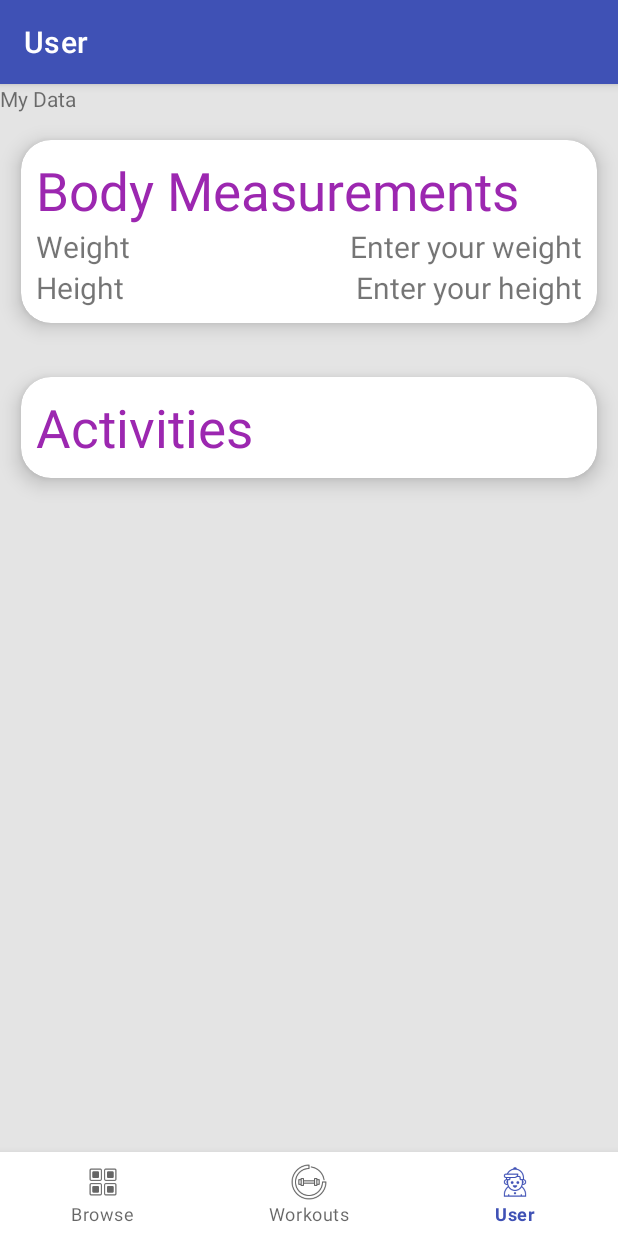
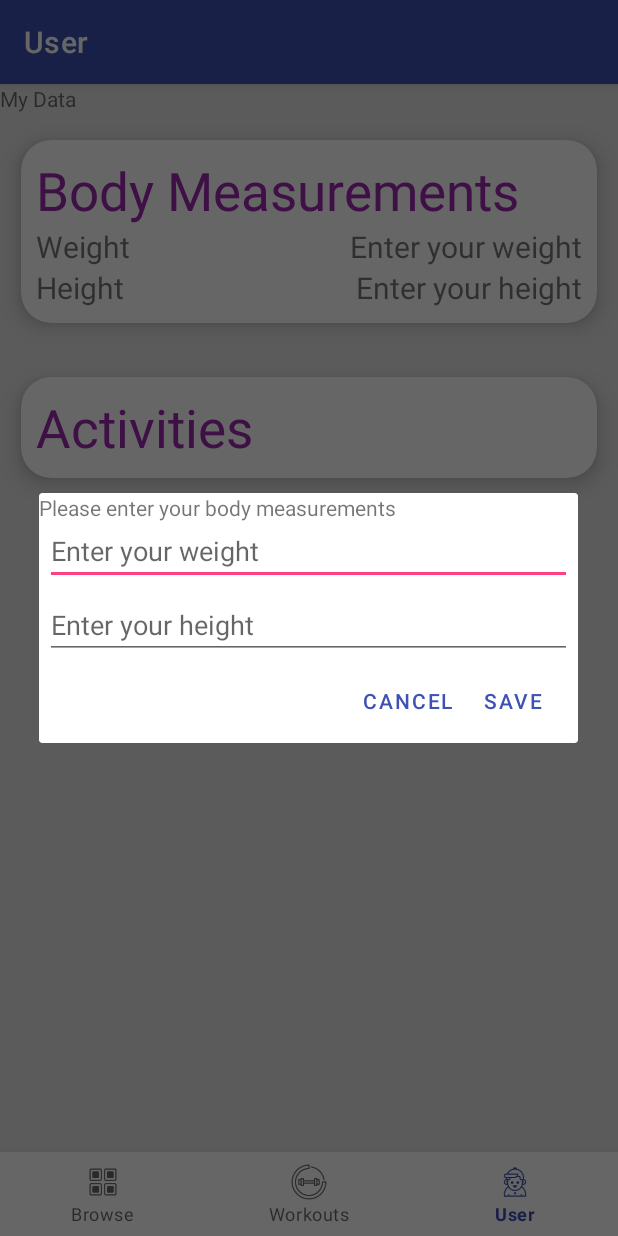
Before and after one commit to Bryce-59/workout-tracker-app, an Android app: the UserFragment screen opened through its navigation route, on a phone screen of 412 x 824 dp. Run offline under Robolectric (Android 15) with nearby library versions, the phone set to English and light mode, and no system bars; our stand-ins replace navigation-ui.

Commit message:
added measurement prompt dialog on empty user data

```diff
--- /dev/null
+++ b/app/src/main/java/com/example/android/finalproject/ui/MeasurementDialog.kt
@@ -0,0 +1,27 @@
+package com.example.android.finalproject.ui
+
+import android.app.AlertDialog
+import android.app.Dialog
+import android.content.DialogInterface
+import android.os.Bundle
+import androidx.fragment.app.DialogFragment
+import com.example.android.finalproject.R
+
+class MeasurementDialog: DialogFragment() {
+    override fun onCreateDialog(savedInstanceState: Bundle?): Dialog {
+        return activity?.let {
+            val builder = AlertDialog.Builder(it)
+            val inflater = requireActivity().layoutInflater
+            builder
+                .setView(inflater.inflate(R.layout.dialog_measurement_data, null))
+                .setPositiveButton("Save") { dialog, id ->
+
+                }
+                .setNegativeButton("Cancel") { _, _ ->
+                    dialog?.cancel()
+                }
+
+            builder.create()
+        } ?: throw IllegalStateException("Activity cannot be null")
+    }
+}
--- a/app/src/main/java/com/example/android/finalproject/ui/UserFragment.kt
+++ b/app/src/main/java/com/example/android/finalproject/ui/UserFragment.kt
@@ -41,17 +41,20 @@ class UserFragment : Fragment() {
                 "user Data is empty",
                 Toast.LENGTH_LONG
             ).show()
-            return
-        }
-        userViewModel.userData.observe(viewLifecycleOwner) {
-            user = it
-            bindUser()
+            val dialog = MeasurementDialog()
+            dialog.show(childFragmentManager, "MeasurementDialog")
+        }else {
+            userViewModel.userData.observe(viewLifecycleOwner) {
+                user = it
+                bindUser()
+            }
         }
     }
 
     private fun bindUser() {
         binding.apply {
-
+            heightValue.text = user.height
+            weightValue.text = user.weight.toString()
         }
     }
 }
--- /dev/null
+++ b/app/src/main/res/layout/dialog_measurement_data.xml
@@ -0,0 +1,42 @@
+<?xml version="1.0" encoding="utf-8"?>
+<androidx.constraintlayout.widget.ConstraintLayout xmlns:android="http://schemas.android.com/apk/res/android"
+    android:layout_width="match_parent"
+    android:layout_height="match_parent"
+    xmlns:app="http://schemas.android.com/apk/res-auto">
+
+    <TextView
+        android:id="@+id/dialog_label"
+        android:layout_height="wrap_content"
+        android:layout_width="match_parent"
+        android:text="Please enter your body measurements"
+        app:layout_constraintTop_toTopOf="parent"
+        app:layout_constraintStart_toStartOf="parent"/>
+
+    <EditText
+        android:id="@+id/user_weight"
+        android:inputType="textEmailAddress"
+        android:layout_width="match_parent"
+        android:layout_height="wrap_content"
+        android:layout_marginTop="16dp"
+        android:layout_marginLeft="4dp"
+        android:layout_marginRight="4dp"
+        android:layout_marginBottom="4dp"
+        android:hint="Enter your weight"
+        app:layout_constraintTop_toTopOf="@id/dialog_label"
+        app:layout_constraintStart_toStartOf="parent"/>
+
+    <EditText
+        android:id="@+id/password"
+        android:inputType="textPassword"
+        android:layout_width="match_parent"
+        android:layout_height="wrap_content"
+        android:layout_marginTop="4dp"
+        android:layout_marginLeft="4dp"
+        android:layout_marginRight="4dp"
+        android:layout_marginBottom="16dp"
+        android:fontFamily="sans-serif"
+        android:hint="Enter your height"
+        app:layout_constraintTop_toBottomOf="@+id/user_weight"/>
+
+
+</androidx.constraintlayout.widget.ConstraintLayout>
--- a/app/src/main/res/layout/fragment_user.xml
+++ b/app/src/main/res/layout/fragment_user.xml
@@ -64,6 +64,7 @@
                 app:layout_constraintTop_toBottomOf="@+id/height_label" />
 
             <TextView
+                android:id="@+id/weight_value"
                 android:layout_width="wrap_content"
                 android:layout_height="wrap_content"
                 android:text="Enter your height"
```
